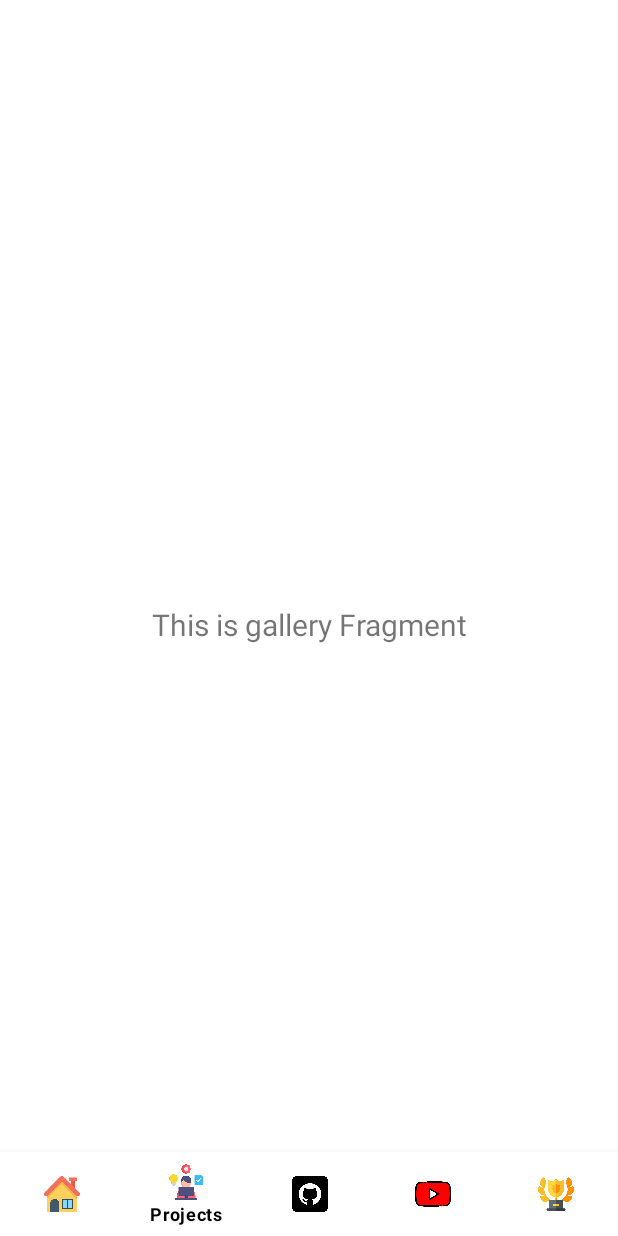
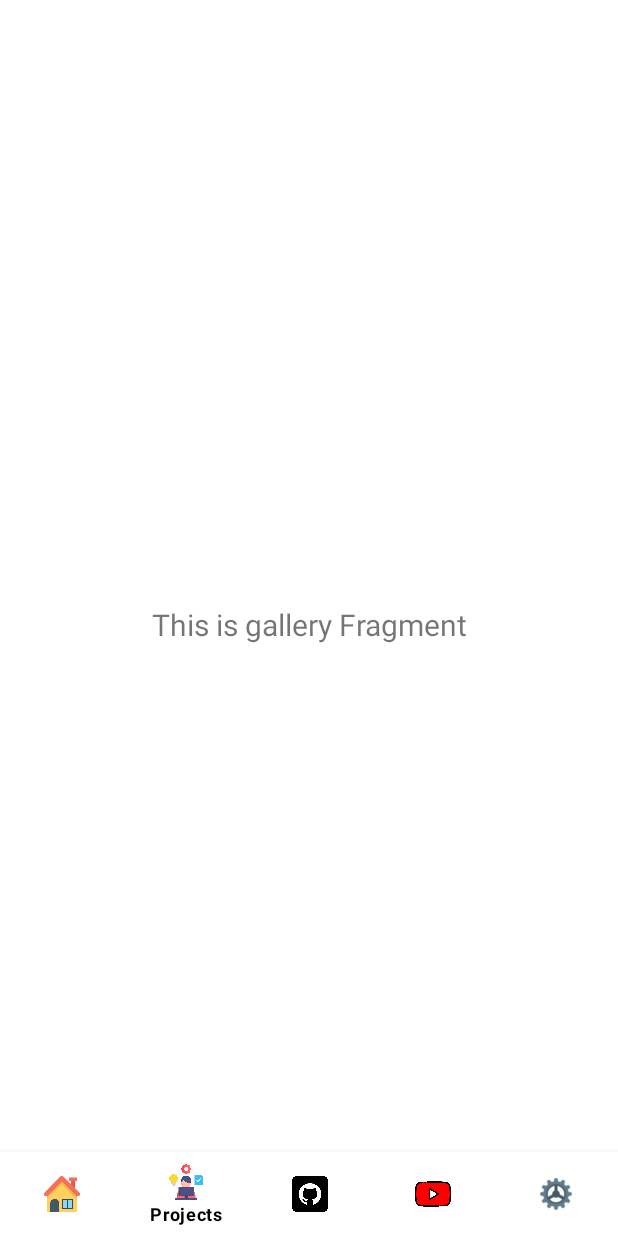
Before and after one commit to rohitbalage/rohit_balage_app, an Android app: the screen it shows after launch (MainActivity), item 2 of the bottom bar chosen, on a phone screen of 412 x 824 dp. Run offline under Robolectric (Android 15) with nearby library versions, the phone set to English and light mode, and no system bars; our stand-ins replace navigation-ui; libraries missing offline, so code that uses them is left out: com.amazonaws.mobile, com.youth.banner; 1 statement that could not run was skipped.

Commit message:
Added setting option in app

```diff
--- a/app/src/main/res/menu/bottom_nav_menu.xml
+++ b/app/src/main/res/menu/bottom_nav_menu.xml
@@ -16,8 +16,10 @@
         android:id="@+id/nav_youtube"
         android:icon="@drawable/youtube_icon"
         android:title="Youtube" />
+
     <item
         android:id="@+id/nav_achievements"
-        android:icon="@drawable/trophy_icon"
-        android:title="Accolades" />
+        android:icon="@drawable/setting_icon"
+        android:title="@string/action_settings" />
+
 </menu>
--- a/app/src/main/res/navigation/mobile_navigation.xml
+++ b/app/src/main/res/navigation/mobile_navigation.xml
@@ -50,5 +50,11 @@
         android:label="fragment_my_photos"
         tools:layout="@layout/fragment_my_photos" />
 
+    <fragment
+        android:id="@+id/nav_settings"
+        android:name="com.rrbofficial.rohitbalage.ui.settings.SettingsFragment"
+        android:label="Settings"
+        tools:layout="@layout/fragment_settings" />
+
 
 </navigation>
```
Also changed, not shown: app/src/main/AndroidManifest.xml (+5 -2 lines), app/src/main/java/com/rrbofficial/rohitbalage/MainActivity.kt (+7 -0 lines), app/src/main/java/com/rrbofficial/rohitbalage/ui/settings/SettingsFragment.kt (added, +60 -0 lines), app/src/main/res/layout/fragment_settings.xml (added, +24 -0 lines), app/src/main/res/drawable/dark_mode.png (added), app/src/main/res/drawable/setting_icon.png (added).
